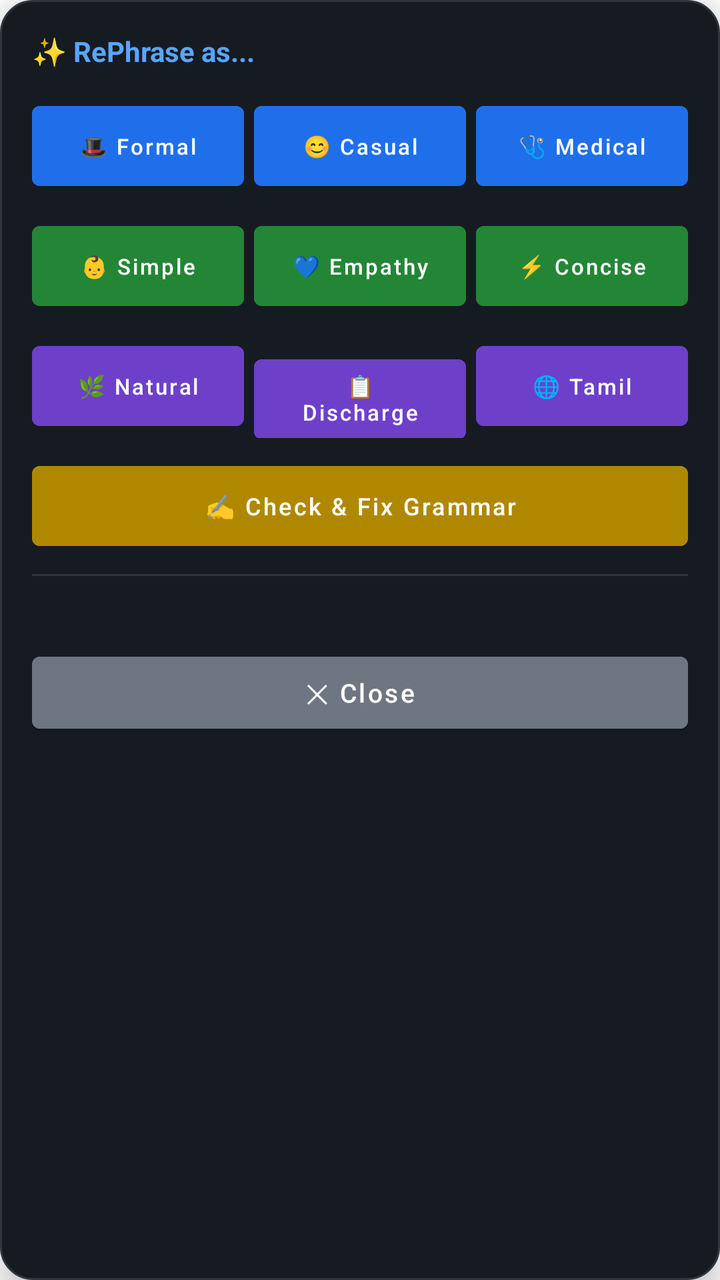
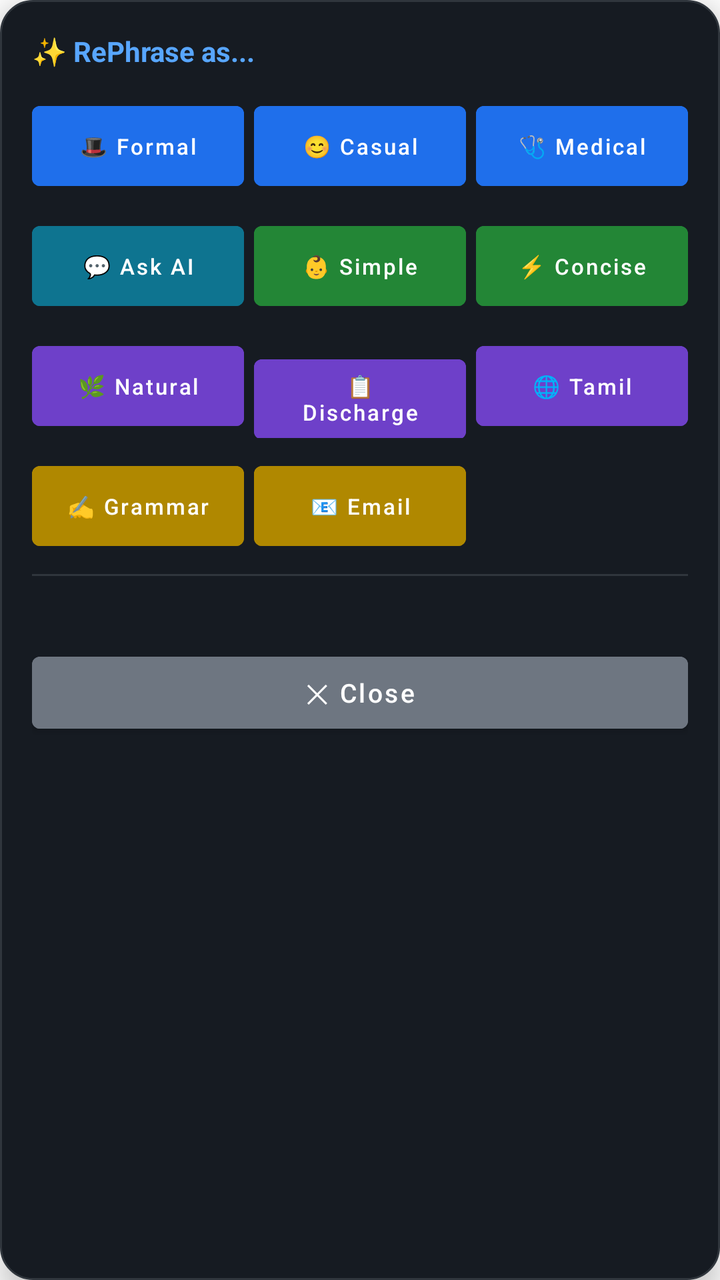

The first picture is an Android layout as it rendered before a commit; the second is the same layout after the commit. The layout source and the unified diff follow.
<!-- AndroidManifest.xml: application theme AppTheme -->
<!-- res/layout/floating_bubble.xml -->
<?xml version="1.0" encoding="utf-8"?>
<LinearLayout xmlns:android="http://schemas.android.com/apk/res/android"
    android:layout_width="360dp"
    android:layout_height="wrap_content"
    android:orientation="vertical"
    android:background="@drawable/bubble_bg"
    android:padding="16dp"
    android:elevation="8dp">

    <TextView
        android:layout_width="wrap_content"
        android:layout_height="wrap_content"
        android:text="✨ RePhrase as..."
        android:textSize="14sp"
        android:textStyle="bold"
        android:textColor="#58a6ff"
        android:layout_marginBottom="12dp"/>

    <LinearLayout
        android:layout_width="match_parent"
        android:layout_height="wrap_content"
        android:orientation="horizontal"
        android:layout_marginBottom="8dp">
        <Button android:id="@+id/btn_formal" android:layout_width="0dp" android:layout_weight="1" android:layout_height="52dp" android:text="🎩 Formal" android:textSize="11sp" android:backgroundTint="#1f6feb" android:layout_marginEnd="5dp" android:textAllCaps="false"/>
        <Button android:id="@+id/btn_casual" android:layout_width="0dp" android:layout_weight="1" android:layout_height="52dp" android:text="😊 Casual" android:textSize="11sp" android:backgroundTint="#1f6feb" android:layout_marginEnd="5dp" android:textAllCaps="false"/>
        <Button android:id="@+id/btn_medical" android:layout_width="0dp" android:layout_weight="1" android:layout_height="52dp" android:text="🩺 Medical" android:textSize="11sp" android:backgroundTint="#1f6feb" android:textAllCaps="false"/>
    </LinearLayout>

    <LinearLayout
        android:layout_width="match_parent"
        android:layout_height="wrap_content"
        android:orientation="horizontal"
        android:layout_marginBottom="8dp">
        <Button android:id="@+id/btn_simple" android:layout_width="0dp" android:layout_weight="1" android:layout_height="52dp" android:text="👶 Simple" android:textSize="11sp" android:backgroundTint="#238636" android:layout_marginEnd="5dp" android:textAllCaps="false"/>
        <Button android:id="@+id/btn_empathy" android:layout_width="0dp" android:layout_weight="1" android:layout_height="52dp" android:text="💙 Empathy" android:textSize="11sp" android:backgroundTint="#238636" android:layout_marginEnd="5dp" android:textAllCaps="false"/>
        <Button android:id="@+id/btn_concise" android:layout_width="0dp" android:layout_weight="1" android:layout_height="52dp" android:text="⚡ Concise" android:textSize="11sp" android:backgroundTint="#238636" android:textAllCaps="false"/>
    </LinearLayout>

    <LinearLayout
        android:layout_width="match_parent"
        android:layout_height="wrap_content"
        android:orientation="horizontal"
        android:layout_marginBottom="8dp">
        <Button android:id="@+id/btn_natural" android:layout_width="0dp" android:layout_weight="1" android:layout_height="52dp" android:text="🌿 Natural" android:textSize="11sp" android:backgroundTint="#6e40c9" android:layout_marginEnd="5dp" android:textAllCaps="false"/>
        <Button android:id="@+id/btn_discharge" android:layout_width="0dp" android:layout_weight="1" android:layout_height="52dp" android:text="📋 Discharge" android:textSize="11sp" android:backgroundTint="#6e40c9" android:layout_marginEnd="5dp" android:textAllCaps="false"/>
        <Button android:id="@+id/btn_tamil" android:layout_width="0dp" android:layout_weight="1" android:layout_height="52dp" android:text="🌐 Tamil" android:textSize="11sp" android:backgroundTint="#6e40c9" android:textAllCaps="false"/>
    </LinearLayout>

    <LinearLayout
        android:layout_width="match_parent"
        android:layout_height="wrap_content"
        android:orientation="horizontal"
        android:layout_marginBottom="8dp">
        <Button android:id="@+id/btn_grammar" android:layout_width="match_parent" android:layout_height="52dp" android:text="✍️ Check &amp; Fix Grammar" android:textSize="12sp" android:backgroundTint="#b08800" android:textAllCaps="false"/>
    </LinearLayout>

    
    <LinearLayout
        android:id="@+id/customTonesRow"
        android:layout_width="match_parent"
        android:layout_height="wrap_content"
        android:orientation="horizontal"
        android:layout_marginBottom="8dp"
        android:visibility="gone">
        <Button android:id="@+id/btn_custom1" android:layout_width="0dp" android:layout_weight="1" android:layout_height="52dp" android:text="⭐ Custom 1" android:textSize="11sp" android:backgroundTint="#c05800" android:layout_marginEnd="5dp" android:textAllCaps="false"/>
        <Button android:id="@+id/btn_custom2" android:layout_width="0dp" android:layout_weight="1" android:layout_height="52dp" android:text="⭐ Custom 2" android:textSize="11sp" android:backgroundTint="#c05800" android:layout_marginEnd="5dp" android:textAllCaps="false"/>
        <Button android:id="@+id/btn_custom3" android:layout_width="0dp" android:layout_weight="1" android:layout_height="52dp" android:text="⭐ Custom 3" android:textSize="11sp" android:backgroundTint="#c05800" android:textAllCaps="false"/>
    </LinearLayout>

    <View
        android:layout_width="match_parent"
        android:layout_height="1dp"
        android:background="#30363d"
        android:layout_marginBottom="10dp"/>

    <TextView
        android:id="@+id/statusMsg"
        android:layout_width="wrap_content"
        android:layout_height="wrap_content"
        android:text=""
        android:textSize="12sp"
        android:textColor="#58a6ff"
        android:layout_marginBottom="8dp"/>

    
    <ScrollView
        android:id="@+id/grammarScroll"
        android:layout_width="match_parent"
        android:layout_height="200dp"
        android:visibility="gone"
        android:layout_marginBottom="8dp">
        <LinearLayout
            android:layout_width="match_parent"
            android:layout_height="wrap_content"
            android:orientation="vertical">

            <TextView
                android:id="@+id/grammarCorrected"
                android:layout_width="match_parent"
                android:layout_height="wrap_content"
                android:text=""
                android:textSize="13sp"
                android:textColor="#ffffff"
                android:background="#2ea043"
                android:padding="12dp"
                android:layout_marginBottom="8dp"/>

            <TextView
                android:id="@+id/grammarExplanation"
                android:layout_width="match_parent"
                android:layout_height="wrap_content"
                android:text=""
                android:textSize="12sp"
                android:textColor="#c9d1d9"
                android:background="#21262d"
                android:padding="12dp"/>

        </LinearLayout>
    </ScrollView>

    <Button
        android:id="@+id/btn_use_grammar"
        android:layout_width="match_parent"
        android:layout_height="48dp"
        android:text="✅ Use Corrected Text"
        android:textSize="13sp"
        android:backgroundTint="#238636"
        android:textAllCaps="false"
        android:visibility="gone"
        android:layout_marginBottom="8dp"/>

    
    <ScrollView
        android:id="@+id/optionsScroll"
        android:layout_width="match_parent"
        android:layout_height="300dp"
        android:visibility="gone">
        <LinearLayout
            android:id="@+id/optionsLayout"
            android:layout_width="match_parent"
            android:layout_height="wrap_content"
            android:orientation="vertical">

            <TextView
                android:layout_width="wrap_content"
                android:layout_height="wrap_content"
                android:text="Tap an option to use it:"
                android:textSize="11sp"
                android:textColor="#6e7681"
                android:layout_marginBottom="6dp"/>

            <Button
                android:id="@+id/btn_option1"
                android:layout_width="match_parent"
                android:layout_height="wrap_content"
                android:text=""
                android:textSize="12sp"
                android:textColor="#ffffff"
                android:backgroundTint="#2ea043"
                android:textAllCaps="false"
                android:gravity="start|center_vertical"
                android:paddingStart="12dp"
                android:paddingEnd="12dp"
                android:paddingTop="10dp"
                android:paddingBottom="10dp"
                android:layout_marginBottom="6dp"/>

            <Button
                android:id="@+id/btn_option2"
                android:layout_width="match_parent"
                android:layout_height="wrap_content"
                android:text=""
                android:textSize="12sp"
                android:textColor="#ffffff"
                android:backgroundTint="#2ea043"
                android:textAllCaps="false"
                android:gravity="start|center_vertical"
                android:paddingStart="12dp"
                android:paddingEnd="12dp"
                android:paddingTop="10dp"
                android:paddingBottom="10dp"
                android:layout_marginBottom="6dp"/>

            <Button
                android:id="@+id/btn_option3"
                android:layout_width="match_parent"
                android:layout_height="wrap_content"
                android:text=""
                android:textSize="12sp"
                android:textColor="#ffffff"
                android:backgroundTint="#2ea043"
                android:textAllCaps="false"
                android:gravity="start|center_vertical"
                android:paddingStart="12dp"
                android:paddingEnd="12dp"
                android:paddingTop="10dp"
                android:paddingBottom="10dp"
                android:layout_marginBottom="6dp"/>

        </LinearLayout>
    </ScrollView>

    <Button
        android:id="@+id/btn_close_top"
        android:layout_width="match_parent"
        android:layout_height="48dp"
        android:text="✕ Close"
        android:textSize="13sp"
        android:backgroundTint="#6e7681"
        android:textAllCaps="false"
        android:visibility="visible"/>

</LinearLayout>
<!-- resources referenced by this layout -->
<resources>
  <!-- drawable bubble_bg (drawable) -->
  <?xml version="1.0" encoding="utf-8"?>
  <shape xmlns:android="http://schemas.android.com/apk/res/android">
      <solid android:color="#161b22"/>
      <corners android:radius="16dp"/>
      <stroke android:width="1dp" android:color="#30363d"/>
  </shape>
  <style name="AppTheme" parent="Theme.MaterialComponents.DayNight.DarkActionBar">
          <item name="colorPrimary">#1f6feb</item>
          <item name="colorPrimaryDark">#0d1117</item>
          <item name="colorAccent">#388bfd</item>
      </style>
</resources>

<!-- the commit's change to res/layout/floating_bubble.xml (unified diff, before → after) -->
@@ -31,8 +31,8 @@
         android:layout_height="wrap_content"
         android:orientation="horizontal"
         android:layout_marginBottom="8dp">
+        <Button android:id="@+id/btn_ask_ai" android:layout_width="0dp" android:layout_weight="1" android:layout_height="52dp" android:text="💬 Ask AI" android:textSize="11sp" android:backgroundTint="#0e7490" android:layout_marginEnd="5dp" android:textAllCaps="false"/>
         <Button android:id="@+id/btn_simple" android:layout_width="0dp" android:layout_weight="1" android:layout_height="52dp" android:text="👶 Simple" android:textSize="11sp" android:backgroundTint="#238636" android:layout_marginEnd="5dp" android:textAllCaps="false"/>
-        <Button android:id="@+id/btn_empathy" android:layout_width="0dp" android:layout_weight="1" android:layout_height="52dp" android:text="💙 Empathy" android:textSize="11sp" android:backgroundTint="#238636" android:layout_marginEnd="5dp" android:textAllCaps="false"/>
         <Button android:id="@+id/btn_concise" android:layout_width="0dp" android:layout_weight="1" android:layout_height="52dp" android:text="⚡ Concise" android:textSize="11sp" android:backgroundTint="#238636" android:textAllCaps="false"/>
     </LinearLayout>
 
@@ -51,7 +51,9 @@
         android:layout_height="wrap_content"
         android:orientation="horizontal"
         android:layout_marginBottom="8dp">
-        <Button android:id="@+id/btn_grammar" android:layout_width="match_parent" android:layout_height="52dp" android:text="✍️ Check &amp; Fix Grammar" android:textSize="12sp" android:backgroundTint="#b08800" android:textAllCaps="false"/>
+        <Button android:id="@+id/btn_grammar" android:layout_width="0dp" android:layout_weight="1" android:layout_height="52dp" android:text="✍️ Grammar" android:textSize="11sp" android:backgroundTint="#b08800" android:layout_marginEnd="5dp" android:textAllCaps="false"/>
+        <Button android:id="@+id/btn_formal2" android:layout_width="0dp" android:layout_weight="1" android:layout_height="52dp" android:text="📧 Email" android:textSize="11sp" android:backgroundTint="#b08800" android:layout_marginEnd="5dp" android:textAllCaps="false"/>
+        <Button android:id="@+id/btn_empty" android:layout_width="0dp" android:layout_weight="1" android:layout_height="52dp" android:text="" android:textSize="11sp" android:backgroundTint="#21262d" android:textAllCaps="false" android:visibility="invisible"/>
     </LinearLayout>
 
     
@@ -93,7 +95,6 @@
             android:layout_width="match_parent"
             android:layout_height="wrap_content"
             android:orientation="vertical">
-
             <TextView
                 android:id="@+id/grammarCorrected"
                 android:layout_width="match_parent"
@@ -104,7 +105,6 @@
                 android:background="#2ea043"
                 android:padding="12dp"
                 android:layout_marginBottom="8dp"/>
-
             <TextView
                 android:id="@+id/grammarExplanation"
                 android:layout_width="match_parent"
@@ -114,7 +114,6 @@
                 android:textColor="#c9d1d9"
                 android:background="#21262d"
                 android:padding="12dp"/>
-
         </LinearLayout>
     </ScrollView>
 
@@ -131,6 +130,24 @@
 
     
     <ScrollView
+        android:id="@+id/askAiScroll"
+        android:layout_width="match_parent"
+        android:layout_height="200dp"
+        android:visibility="gone"
+        android:layout_marginBottom="8dp">
+        <TextView
+            android:id="@+id/askAiResult"
+            android:layout_width="match_parent"
+            android:layout_height="wrap_content"
+            android:text=""
+            android:textSize="13sp"
+            android:textColor="#e6edf3"
+            android:background="#21262d"
+            android:padding="12dp"/>
+    </ScrollView>
+
+    
+    <ScrollView
         android:id="@+id/optionsScroll"
         android:layout_width="match_parent"
         android:layout_height="300dp"
